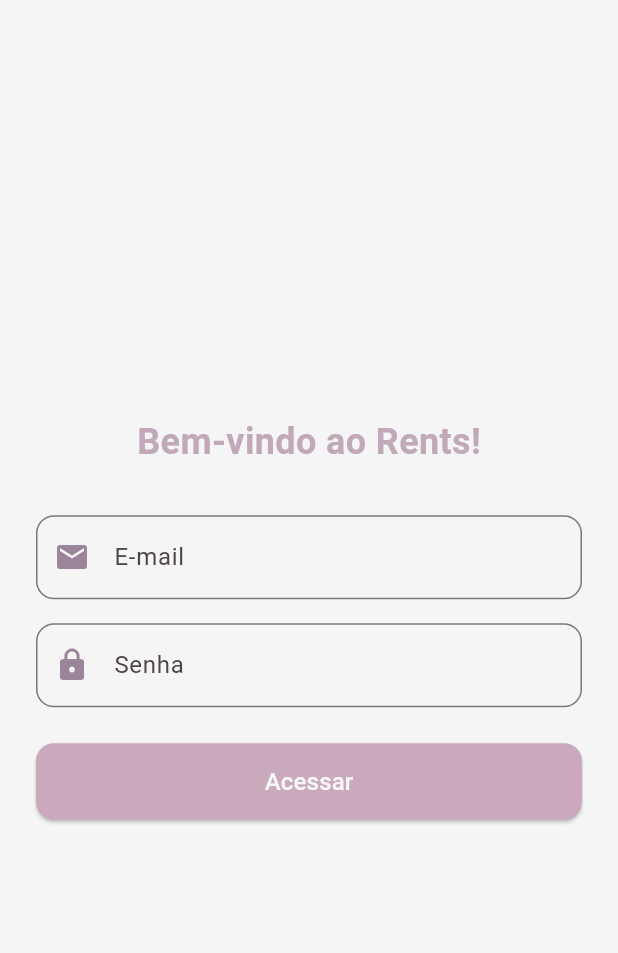
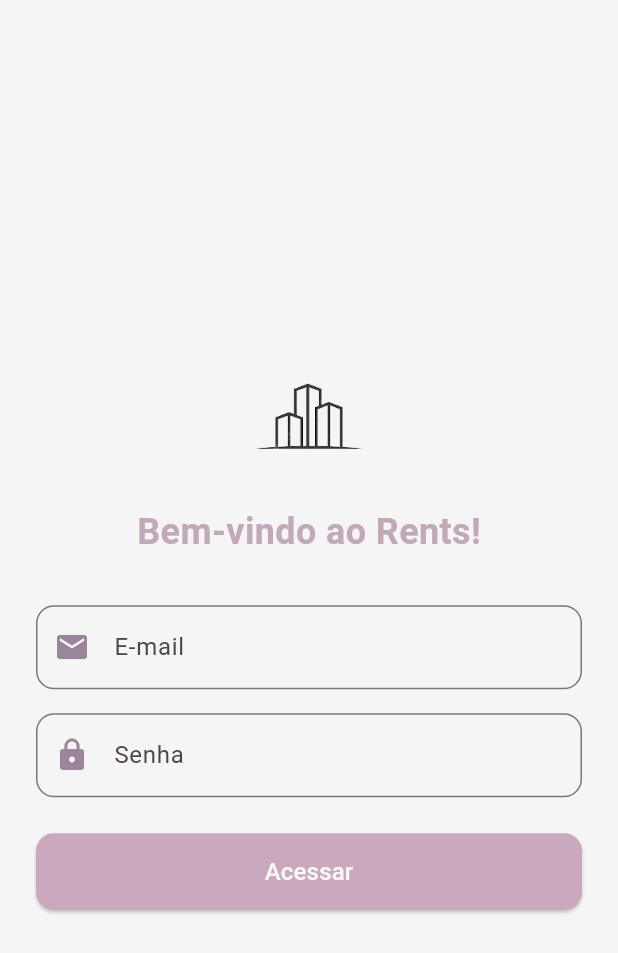
Before and after one commit to DavyFelix/rentcontrol, a Flutter app: the screen it shows after launch, on a phone screen of 412 x 824 dp. Shown: the top 953 px of the screen. Run offline on Flutter 3.47's test engine with Material 3 defaults, Android fonts, the phone set to English and light mode, and no system bars; our stand-ins replace cloud_firestore, firebase_core; missing offline and left inert: auth_package; accounts and stored records are empty; statements that could not run were skipped.

Commit message:
9.1.(Refactor) Ajeitando design login e cadastro

```diff
--- a/lib/pages/home_page.dart
+++ b/lib/pages/home_page.dart
@@ -12,6 +12,7 @@
     return Scaffold(
       drawer: const DrawerMenu(),
       appBar: AppBar(
+        centerTitle: true,
         title: const Text(
           'Controle de Aluguel',
           style: TextStyle(color: Colors.black),
--- a/lib/pages/login_page.dart
+++ b/lib/pages/login_page.dart
@@ -32,12 +32,16 @@
           child: Column(
             mainAxisAlignment: MainAxisAlignment.center,
             children: [
+              Image.asset(
+                'assets/images/predios_inicio.png', // Substitua pelo caminho correto da sua imagem
+                height: 120,
+              ),
               Text(
                 "Bem-vindo ao Rents!",
                 style: TextStyle(
                   fontSize: 24,
                   fontWeight: FontWeight.bold,
-                  color:const Color(0xFFc1a9b9),
+                  color: const Color(0xFFc1a9b9),
                 ),
               ),
               SizedBox(height: 32),
--- a/pubspec.yaml
+++ b/pubspec.yaml
@@ -35,3 +35,4 @@
   uses-material-design: true
   assets:
     - assets/images/predios.jpg
+    - assets/images/predios_inicio.png
```
Also changed, not shown: lib/pages/cadastro_page.dart (+4 -3 lines), assets/images/predios_inicio.png (added).
